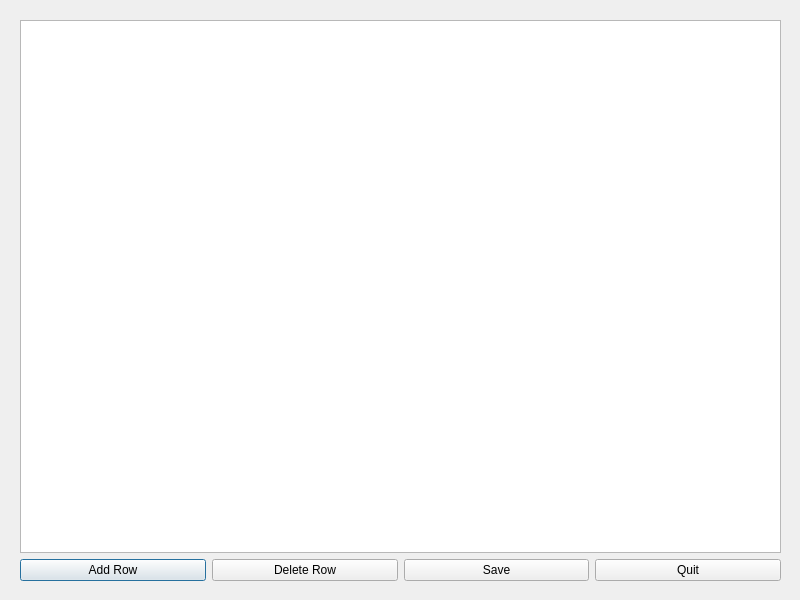
Qt form chronoracetable.ui (flinco/LBChronoRace) before a commit.
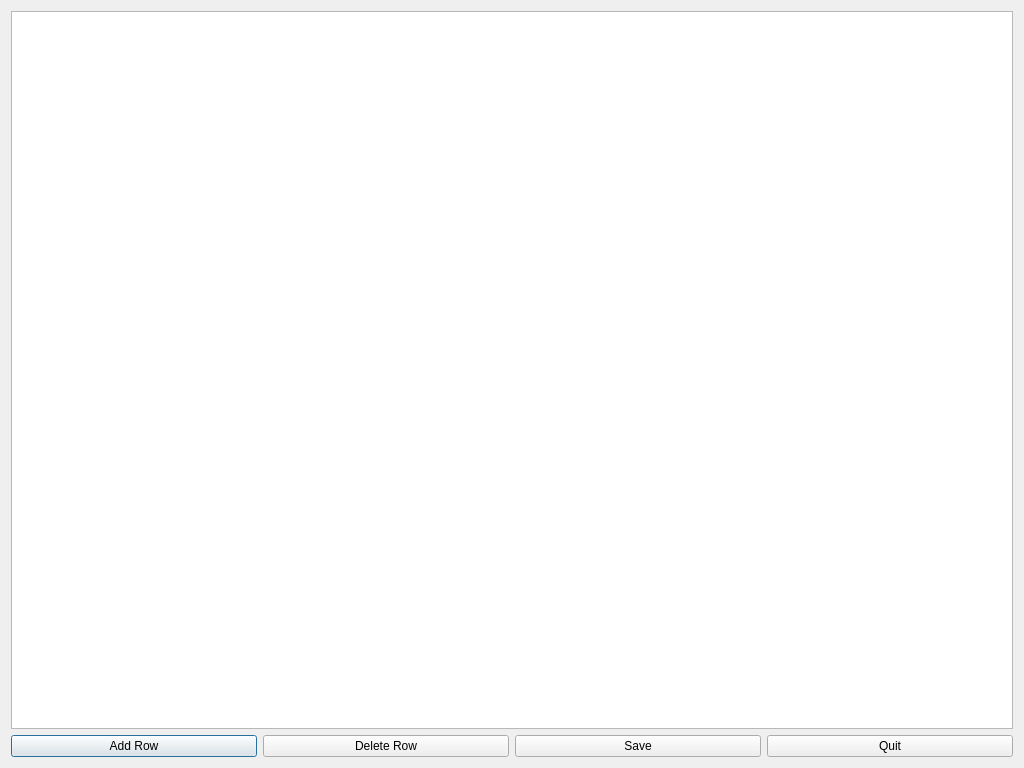
The same form after that commit.

Commit message: Move from 800x600 to 1024x768 and fix table layout resizing issues

What changed in the file:
```diff
--- a/chronoracetable.ui
+++ b/chronoracetable.ui
@@ -9,37 +9,43 @@
    <rect>
     <x>0</x>
     <y>0</y>
-    <width>800</width>
-    <height>600</height>
+    <width>1024</width>
+    <height>768</height>
    </rect>
   </property>
+  <property name="minimumSize">
+   <size>
+    <width>1024</width>
+    <height>768</height>
+   </size>
+  </property>
   <property name="windowTitle">
    <string notr="true">Dialog</string>
   </property>
-  <widget class="QWidget" name="verticalLayoutWidget">
-   <property name="geometry">
-    <rect>
-     <x>0</x>
-     <y>0</y>
-     <width>801</width>
-     <height>601</height>
-    </rect>
-   </property>
+  <layout class="QGridLayout" name="gridLayout">
+   <item row="0" column="0">
    <layout class="QVBoxLayout" name="verticalLayout">
     <property name="leftMargin">
-     <number>20</number>
+      <number>0</number>
     </property>
     <property name="topMargin">
-     <number>20</number>
+      <number>0</number>
     </property>
     <property name="rightMargin">
-     <number>20</number>
+      <number>0</number>
     </property>
     <property name="bottomMargin">
-     <number>20</number>
+      <number>0</number>
     </property>
     <item>
-     <widget class="QTableView" name="tableView"/>
+      <widget class="QTableView" name="tableView">
+       <property name="sizePolicy">
+        <sizepolicy hsizetype="Expanding" vsizetype="Expanding">
+         <horstretch>0</horstretch>
+         <verstretch>0</verstretch>
+        </sizepolicy>
+       </property>
+      </widget>
     </item>
     <item>
      <layout class="QHBoxLayout" name="horizontalLayout">
@@ -74,7 +80,8 @@
      </layout>
     </item>
    </layout>
-  </widget>
+   </item>
+  </layout>
  </widget>
  <resources/>
  <connections/>
```
Lines whose indentation alone changed are shown as unchanged. The commit also changes 1 other file.
